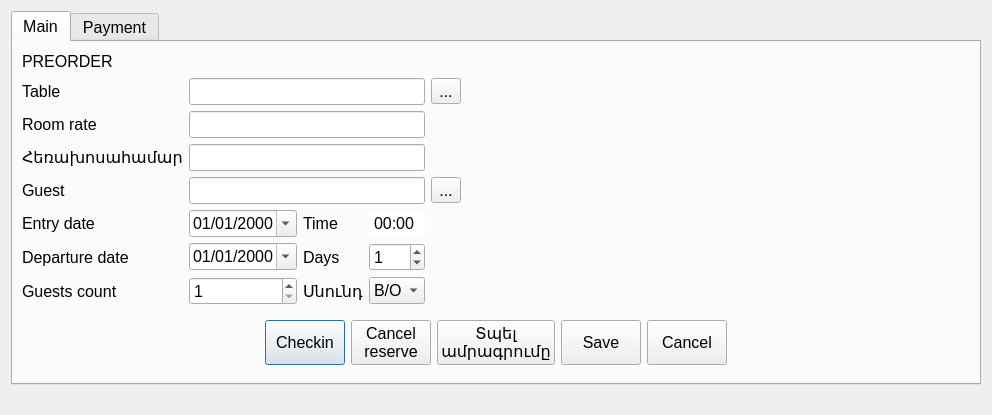
First picture: the form in Waiter/dlgpreorderw.ui, repository End1-1/Cafe5, before the edit.
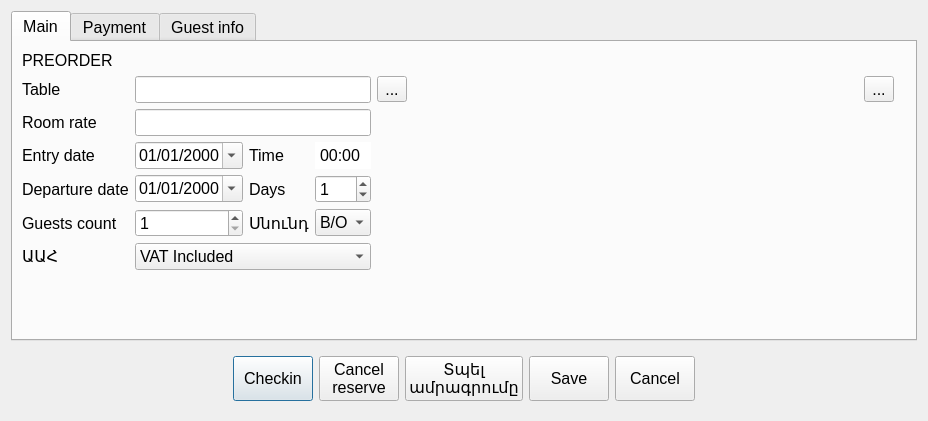
Second picture: the form after the edit. Icons and pictures are not drawn. Custom widgets are drawn as their Qt base class.

What changed in the file:
```diff
--- a/Waiter/dlgpreorderw.ui
+++ b/Waiter/dlgpreorderw.ui
@@ -6,8 +6,8 @@
    <rect>
     <x>0</x>
     <y>0</y>
-    <width>992</width>
-    <height>415</height>
+    <width>928</width>
+    <height>421</height>
    </rect>
   </property>
   <property name="font">
@@ -34,95 +34,42 @@
        <string>Main</string>
       </attribute>
       <layout class="QGridLayout" name="gridLayout_2">
-       <item row="2" column="1" colspan="3">
-        <widget class="C5LineEdit" name="leRoomRate">
+       <item row="2" column="0">
+        <widget class="QLabel" name="lbRoomRate">
          <property name="font">
           <font>
            <pointsize>12</pointsize>
           </font>
          </property>
-         <property name="type" stdset="0">
-          <number>1</number>
+         <property name="text">
+          <string>Room rate</string>
          </property>
         </widget>
        </item>
-       <item row="5" column="3">
-        <widget class="QTimeEdit" name="timeEdit">
-         <property name="sizePolicy">
-          <sizepolicy hsizetype="Minimum" vsizetype="Fixed">
-           <horstretch>0</horstretch>
-           <verstretch>0</verstretch>
-          </sizepolicy>
-         </property>
+       <item row="1" column="0">
+        <widget class="QLabel" name="lbTable">
          <property name="font">
           <font>
            <pointsize>12</pointsize>
           </font>
          </property>
-         <property name="styleSheet">
-          <string notr="true">QTimeEdit::up-arrow {width: 0;} QTimeEdit::up-button {width: 0;}QTimeEdit::down-button {width: 0;}</string>
-         </property>
-         <property name="displayFormat">
-          <string>HH:mm</string>
-         </property>
-         <property name="calendarPopup">
-          <bool>false</bool>
-         </property>
-         <property name="currentSectionIndex">
-          <number>0</number>
-         </property>
-        </widget>
-       </item>
-       <item row="8" column="2">
-        <widget class="QLabel" name="lbDays_2">
-         <property name="font">
-          <font>
-           <pointsize>12</pointsize>
-          </font>
-         </property>
          <property name="text">
-          <string>Սնունդ</string>
+          <string>Table</string>
          </property>
         </widget>
        </item>
-       <item row="6" column="3">
-        <widget class="QSpinBox" name="leDays">
-         <property name="sizePolicy">
-          <sizepolicy hsizetype="Minimum" vsizetype="Fixed">
-           <horstretch>0</horstretch>
-           <verstretch>0</verstretch>
-          </sizepolicy>
+       <item row="1" column="5">
+        <spacer name="horizontalSpacer_3">
+         <property name="orientation">
+          <enum>Qt::Horizontal</enum>
          </property>
-         <property name="font">
-          <font>
-           <pointsize>12</pointsize>
-          </font>
+         <property name="sizeHint" stdset="0">
+          <size>
+           <width>40</width>
+           <height>20</height>
+          </size>
          </property>
-         <property name="styleSheet">
-          <string notr="true"/>
-         </property>
-         <property name="showGroupSeparator" stdset="0">
-          <bool>false</bool>
-         </property>
-         <property name="suffix">
-          <string/>
-         </property>
-         <property name="prefix">
-          <string/>
-         </property>
-         <property name="minimum">
-          <number>0</number>
-         </property>
-         <property name="maximum">
-          <number>999</number>
-         </property>
-         <property name="value">
-          <number>1</number>
-         </property>
-         <property name="displayIntegerBase">
-          <number>10</number>
-         </property>
-        </widget>
+        </spacer>
        </item>
        <item row="1" column="1" colspan="3">
         <widget class="C5LineEdit" name="leTable">
@@ -136,19 +83,19 @@
          </property>
         </widget>
        </item>
-       <item row="1" column="0">
-        <widget class="QLabel" name="lbTable">
+       <item row="4" column="0">
+        <widget class="QLabel" name="lbCheckout">
          <property name="font">
           <font>
            <pointsize>12</pointsize>
           </font>
          </property>
          <property name="text">
-          <string>Table</string>
+          <string>Departure date</string>
          </property>
         </widget>
        </item>
-       <item row="5" column="0">
+       <item row="3" column="0">
         <widget class="QLabel" name="label">
          <property name="font">
           <font>
@@ -160,7 +107,46 @@
          </property>
         </widget>
        </item>
-       <item row="8" column="3">
+       <item row="4" column="3">
+        <widget class="QSpinBox" name="leDays">
+         <property name="sizePolicy">
+          <sizepolicy hsizetype="Minimum" vsizetype="Fixed">
+           <horstretch>0</horstretch>
+           <verstretch>0</verstretch>
+          </sizepolicy>
+         </property>
+         <property name="font">
+          <font>
+           <pointsize>12</pointsize>
+          </font>
+         </property>
+         <property name="styleSheet">
+          <string notr="true"/>
+         </property>
+         <property name="showGroupSeparator" stdset="0">
+          <bool>false</bool>
+         </property>
+         <property name="suffix">
+          <string/>
+         </property>
+         <property name="prefix">
+          <string/>
+         </property>
+         <property name="minimum">
+          <number>0</number>
+         </property>
+         <property name="maximum">
+          <number>999</number>
+         </property>
+         <property name="value">
+          <number>1</number>
+         </property>
+         <property name="displayIntegerBase">
+          <number>10</number>
+         </property>
+        </widget>
+       </item>
+       <item row="6" column="3">
         <widget class="QComboBox" name="cbMealPlan">
          <property name="font">
           <font>
@@ -189,7 +175,130 @@
          </item>
         </widget>
        </item>
-       <item row="8" column="0">
+       <item row="6" column="1">
+        <widget class="QSpinBox" name="leGuest">
+         <property name="sizePolicy">
+          <sizepolicy hsizetype="Minimum" vsizetype="Fixed">
+           <horstretch>0</horstretch>
+           <verstretch>0</verstretch>
+          </sizepolicy>
+         </property>
+         <property name="font">
+          <font>
+           <pointsize>12</pointsize>
+          </font>
+         </property>
+         <property name="styleSheet">
+          <string notr="true"/>
+         </property>
+         <property name="showGroupSeparator" stdset="0">
+          <bool>false</bool>
+         </property>
+         <property name="suffix">
+          <string/>
+         </property>
+         <property name="prefix">
+          <string/>
+         </property>
+         <property name="minimum">
+          <number>1</number>
+         </property>
+         <property name="maximum">
+          <number>999</number>
+         </property>
+         <property name="value">
+          <number>1</number>
+         </property>
+         <property name="displayIntegerBase">
+          <number>10</number>
+         </property>
+        </widget>
+       </item>
+       <item row="2" column="1" colspan="3">
+        <widget class="C5LineEdit" name="leRoomRate">
+         <property name="font">
+          <font>
+           <pointsize>12</pointsize>
+          </font>
+         </property>
+         <property name="type" stdset="0">
+          <number>1</number>
+         </property>
+        </widget>
+       </item>
+       <item row="4" column="1">
+        <widget class="QDateEdit" name="leDateCheckout">
+         <property name="sizePolicy">
+          <sizepolicy hsizetype="Minimum" vsizetype="Fixed">
+           <horstretch>0</horstretch>
+           <verstretch>0</verstretch>
+          </sizepolicy>
+         </property>
+         <property name="font">
+          <font>
+           <pointsize>12</pointsize>
+          </font>
+         </property>
+         <property name="styleSheet">
+          <string notr="true">QTimeEdit::up-arrow {width: 0;} QTimeEdit::up-button {width: 0;}QTimeEdit::down-button {width: 0;}</string>
+         </property>
+         <property name="displayFormat">
+          <string>dd/MM/yyyy</string>
+         </property>
+         <property name="calendarPopup">
+          <bool>true</bool>
+         </property>
+        </widget>
+       </item>
+       <item row="6" column="2">
+        <widget class="QLabel" name="lbDays_2">
+         <property name="font">
+          <font>
+           <pointsize>12</pointsize>
+          </font>
+         </property>
+         <property name="text">
+          <string>Սնունդ</string>
+         </property>
+        </widget>
+       </item>
+       <item row="3" column="2">
+        <widget class="QLabel" name="label_2">
+         <property name="font">
+          <font>
+           <pointsize>12</pointsize>
+          </font>
+         </property>
+         <property name="text">
+          <string>Time</string>
+         </property>
+        </widget>
+       </item>
+       <item row="3" column="1">
+        <widget class="QDateEdit" name="leDate">
+         <property name="sizePolicy">
+          <sizepolicy hsizetype="Minimum" vsizetype="Fixed">
+           <horstretch>0</horstretch>
+           <verstretch>0</verstretch>
+          </sizepolicy>
+         </property>
+         <property name="font">
+          <font>
+           <pointsize>12</pointsize>
+          </font>
+         </property>
+         <property name="styleSheet">
+          <string notr="true">QTimeEdit::up-arrow {width: 0;} QTimeEdit::up-button {width: 0;}QTimeEdit::down-button {width: 0;}</string>
+         </property>
+         <property name="displayFormat">
+          <string>dd/MM/yyyy</string>
+         </property>
+         <property name="calendarPopup">
+          <bool>true</bool>
+         </property>
+        </widget>
+       </item>
+       <item row="6" column="0">
         <widget class="QLabel" name="label_4">
          <property name="font">
           <font>
@@ -201,28 +310,6 @@
          </property>
         </widget>
        </item>
-       <item row="4" column="4">
-        <widget class="QToolButton" name="btnEditGuestname">
-         <property name="font">
-          <font>
-           <pointsize>12</pointsize>
-          </font>
-         </property>
-         <property name="text">
-          <string>...</string>
-         </property>
-         <property name="icon">
-          <iconset resource="../resources/res.qrc">
-           <normaloff>:/edit.png</normaloff>:/edit.png</iconset>
-         </property>
-         <property name="iconSize">
-          <size>
-           <width>16</width>
-           <height>16</height>
-          </size>
-         </property>
-        </widget>
-       </item>
        <item row="0" column="0" colspan="9">
         <widget class="QLabel" name="lbPreorder">
          <property name="font">
@@ -235,20 +322,8 @@
          </property>
         </widget>
        </item>
-       <item row="6" column="0">
-        <widget class="QLabel" name="lbCheckout">
-         <property name="font">
-          <font>
-           <pointsize>12</pointsize>
-          </font>
-         </property>
-         <property name="text">
-          <string>Departure date</string>
-         </property>
-        </widget>
-       </item>
-       <item row="8" column="1">
-        <widget class="QSpinBox" name="leGuest">
+       <item row="3" column="3">
+        <widget class="QTimeEdit" name="timeEdit">
          <property name="sizePolicy">
           <sizepolicy hsizetype="Minimum" vsizetype="Fixed">
            <horstretch>0</horstretch>
@@ -261,61 +336,16 @@
           </font>
          </property>
          <property name="styleSheet">
-          <string notr="true"/>
+          <string notr="true">QTimeEdit::up-arrow {width: 0;} QTimeEdit::up-button {width: 0;}QTimeEdit::down-button {width: 0;}</string>
          </property>
-         <property name="showGroupSeparator" stdset="0">
+         <property name="displayFormat">
+          <string>HH:mm</string>
+         </property>
+         <property name="calendarPopup">
           <bool>false</bool>
          </property>
-         <property name="suffix">
-          <string/>
-         </property>
-         <property name="prefix">
-          <string/>
-         </property>
-         <property name="minimum">
-          <number>1</number>
-         </property>
-         <property name="maximum">
-          <number>999</number>
-         </property>
-         <property name="value">
-          <number>1</number>
-         </property>
-         <property name="displayIntegerBase">
-          <number>10</number>
-         </property>
-        </widget>
-       </item>
-       <item row="5" column="2">
-        <widget class="QLabel" name="label_2">
-         <property name="font">
-          <font>
-           <pointsize>12</pointsize>
-          </font>
-         </property>
-         <property name="text">
-          <string>Time</string>
-         </property>
-        </widget>
-       </item>
-       <item row="4" column="0">
-        <widget class="QLabel" name="label_7">
-         <property name="font">
-          <font>
-           <pointsize>12</pointsize>
-          </font>
-         </property>
-         <property name="text">
-          <string>Guest</string>
-         </property>
-        </widget>
-       </item>
-       <item row="3" column="1" colspan="3">
-        <widget class="C5LineEdit" name="lePhone">
-         <property name="font">
-          <font>
-           <pointsize>12</pointsize>
-          </font>
+         <property name="currentSectionIndex">
+          <number>0</number>
          </property>
         </widget>
        </item>
@@ -341,200 +371,7 @@
          </property>
         </widget>
        </item>
-       <item row="9" column="0" colspan="10">
-        <widget class="QWidget" name="widget" native="true">
-         <property name="font">
-          <font>
-           <pointsize>12</pointsize>
-          </font>
-         </property>
-         <layout class="QHBoxLayout" name="horizontalLayout">
-          <item>
-           <spacer name="horizontalSpacer">
-            <property name="font">
-             <font>
-              <pointsize>12</pointsize>
-             </font>
-            </property>
-            <property name="orientation">
-             <enum>Qt::Horizontal</enum>
-            </property>
-            <property name="sizeHint" stdset="0">
-             <size>
-              <width>294</width>
-              <height>20</height>
-             </size>
-            </property>
-           </spacer>
-          </item>
-          <item>
-           <widget class="QPushButton" name="btnCheckin">
-            <property name="sizePolicy">
-             <sizepolicy hsizetype="Preferred" vsizetype="Preferred">
-              <horstretch>0</horstretch>
-              <verstretch>0</verstretch>
-             </sizepolicy>
-            </property>
-            <property name="minimumSize">
-             <size>
-              <width>0</width>
-              <height>0</height>
-             </size>
-            </property>
-            <property name="font">
-             <font>
-              <pointsize>12</pointsize>
-             </font>
-            </property>
-            <property name="text">
-             <string>Checkin</string>
-            </property>
-           </widget>
-          </item>
-          <item>
-           <widget class="QPushButton" name="btnCancelReserve">
-            <property name="sizePolicy">
-             <sizepolicy hsizetype="Preferred" vsizetype="Preferred">
-              <horstretch>0</horstretch>
-              <verstretch>0</verstretch>
-             </sizepolicy>
-            </property>
-            <property name="minimumSize">
-             <size>
-              <width>0</width>
-              <height>0</height>
-             </size>
-            </property>
-            <property name="font">
-             <font>
-              <pointsize>12</pointsize>
-             </font>
-            </property>
-            <property name="text">
-             <string>Cancel
-reserve</string>
-            </property>
-           </widget>
-          </item>
-          <item>
-           <widget class="QPushButton" name="btnPrintReservation">
-            <property name="sizePolicy">
-             <sizepolicy hsizetype="Preferred" vsizetype="Preferred">
-              <horstretch>0</horstretch>
-              <verstretch>0</verstretch>
-             </sizepolicy>
-            </property>
-            <property name="minimumSize">
-             <size>
-              <width>0</width>
-              <height>0</height>
-             </size>
-            </property>
-            <property name="font">
-             <font>
-              <pointsize>12</pointsize>
-             </font>
-            </property>
-            <property name="text">
-             <string>Տպել
-ամրագրումը</string>
-            </property>
-           </widget>
-          </item>
-          <item>
-           <widget class="QPushButton" name="btnOK">
-            <property name="sizePolicy">
-             <sizepolicy hsizetype="Minimum" vsizetype="Minimum">
-              <horstretch>0</horstretch>
-              <verstretch>0</verstretch>
-             </sizepolicy>
-            </property>
-            <property name="minimumSize">
-             <size>
-              <width>0</width>
-              <height>0</height>
-             </size>
-            </property>
-            <property name="font">
-             <font>
-              <pointsize>12</pointsize>
-             </font>
-            </property>
-            <property name="text">
-             <string>Save</string>
-            </property>
-           </widget>
-          </item>
-          <item>
-           <widget class="QPushButton" name="btnCancel">
-            <property name="sizePolicy">
-             <sizepolicy hsizetype="Minimum" vsizetype="Minimum">
-              <horstretch>0</horstretch>
-              <verstretch>0</verstretch>
-             </sizepolicy>
-            </property>
-            <property name="minimumSize">
-             <size>
-              <width>0</width>
-              <height>0</height>
-             </size>
-            </property>
-            <property name="font">
-             <font>
-              <pointsize>12</pointsize>
-             </font>
-            </property>
-            <property name="text">
-             <string>Cancel</string>
-            </property>
-           </widget>
-          </item>
-          <item>
-           <spacer name="horizontalSpacer_2">
-            <property name="font">
-             <font>
-              <pointsize>12</pointsize>
-             </font>
-            </property>
-            <property name="orientation">
-             <enum>Qt::Horizontal</enum>
-            </property>
-            <property name="sizeHint" stdset="0">
-             <size>
-              <width>293</width>
-              <height>20</height>
-             </size>
-            </property>
-           </spacer>
-          </item>
-         </layout>
-        </widget>
-       </item>
-       <item row="5" column="1">
-        <widget class="QDateEdit" name="leDate">
-         <property name="sizePolicy">
-          <sizepolicy hsizetype="Minimum" vsizetype="Fixed">
-           <horstretch>0</horstretch>
-           <verstretch>0</verstretch>
-          </sizepolicy>
-         </property>
-         <property name="font">
-          <font>
-           <pointsize>12</pointsize>
-          </font>
-         </property>
-         <property name="styleSheet">
-          <string notr="true">QTimeEdit::up-arrow {width: 0;} QTimeEdit::up-button {width: 0;}QTimeEdit::down-button {width: 0;}</string>
-         </property>
-         <property name="displayFormat">
-          <string>dd/MM/yyyy</string>
-         </property>
-         <property name="calendarPopup">
-          <bool>true</bool>
-         </property>
-        </widget>
-       </item>
-       <item row="6" column="2">
+       <item row="4" column="2">
         <widget class="QLabel" name="lbDays">
          <property name="font">
           <font>
@@ -546,73 +383,59 @@
          </property>
         </widget>
        </item>
-       <item row="3" column="0">
-        <widget class="QLabel" name="label_10">
+       <item row="7" column="0">
+        <widget class="QLabel" name="label_5">
          <property name="font">
           <font>
            <pointsize>12</pointsize>
           </font>
          </property>
          <property name="text">
-          <string>Հեռախոսահամար</string>
+          <string>ԱԱՀ</string>
          </property>
         </widget>
        </item>
-       <item row="2" column="0">
-        <widget class="QLabel" name="lbRoomRate">
+       <item row="7" column="1" colspan="3">
+        <widget class="QComboBox" name="cbVatMode">
          <property name="font">
           <font>
            <pointsize>12</pointsize>
           </font>
          </property>
-         <property name="text">
-          <string>Room rate</string>
-         </property>
+         <item>
+          <property name="text">
+           <string>VAT Included</string>
+          </property>
+         </item>
+         <item>
+          <property name="text">
+           <string>No VAT</string>
+          </property>
+         </item>
+         <item>
+          <property name="text">
+           <string>VAT not included</string>
+          </property>
+         </item>
         </widget>
        </item>
-       <item row="6" column="1">
-        <widget class="QDateEdit" name="leDateCheckout">
-         <property name="sizePolicy">
-          <sizepolicy hsizetype="Minimum" vsizetype="Fixed">
-           <horstretch>0</horstretch>
-           <verstretch>0</verstretch>
-          </sizepolicy>
-         </property>
-         <property name="font">
-          <font>
-           <pointsize>12</pointsize>
-          </font>
-         </property>
-         <property name="styleSheet">
-          <string notr="true">QTimeEdit::up-arrow {width: 0;} QTimeEdit::up-button {width: 0;}QTimeEdit::down-button {width: 0;}</string>
-         </property>
-         <property name="displayFormat">
-          <string>dd/MM/yyyy</string>
-         </property>
-         <property name="calendarPopup">
-          <bool>true</bool>
-         </property>
-        </widget>
-       </item>
-       <item row="1" column="5">
-        <spacer name="horizontalSpacer_3">
+       <item row="8" column="1">
+        <spacer name="verticalSpacer">
          <property name="orientation">
-          <enum>Qt::Horizontal</enum>
+          <enum>Qt::Vertical</enum>
          </property>
          <property name="sizeHint" stdset="0">
           <size>
-           <width>40</width>
-           <height>20</height>
+           <width>20</width>
+           <height>40</height>
           </size>
          </property>
         </spacer>
        </item>
-       <item row="4" column="1" colspan="3">
-        <widget class="C5LineEdit" name="leGuestName">
-         <property name="font">
-          <font>
-           <pointsize>12</pointsize>
-          </font>
+       <item row="1" column="6">
+        <widget class="QToolButton" name="btnCopyID">
+         <property name="text">
+          <string>...</string>
          </property>
         </widget>
        </item>
@@ -673,20 +496,302 @@
        </item>
       </layout>
      </widget>
+     <widget class="QWidget" name="tab_3">
+      <attribute name="title">
+       <string>Guest info</string>
+      </attribute>
+      <layout class="QGridLayout" name="gridLayout_3">
+       <item row="1" column="2">
+        <widget class="C5LineEdit" name="lePhone">
+         <property name="font">
+          <font>
+           <pointsize>12</pointsize>
+          </font>
+         </property>
+        </widget>
+       </item>
+       <item row="3" column="0">
+        <widget class="QLabel" name="label_12">
+         <property name="font">
+          <font>
+           <pointsize>12</pointsize>
+          </font>
+         </property>
+         <property name="text">
+          <string>Անձնագիր</string>
+         </property>
+        </widget>
+       </item>
+       <item row="0" column="3">
+        <widget class="QToolButton" name="btnEditGuestname">
+         <property name="font">
+          <font>
+           <pointsize>12</pointsize>
+          </font>
+         </property>
+         <property name="text">
+          <string>...</string>
+         </property>
+         <property name="icon">
+          <iconset resource="../resources/res.qrc">
+           <normaloff>:/edit.png</normaloff>:/edit.png</iconset>
+         </property>
+         <property name="iconSize">
+          <size>
+           <width>16</width>
+           <height>16</height>
+          </size>
+         </property>
+        </widget>
+       </item>
+       <item row="2" column="2">
+        <widget class="C5LineEdit" name="leEmail">
+         <property name="font">
+          <font>
+           <pointsize>12</pointsize>
+          </font>
+         </property>
+        </widget>
+       </item>
+       <item row="0" column="2">
+        <widget class="C5LineEdit" name="leGuestName">
+         <property name="font">
+          <font>
+           <pointsize>12</pointsize>
+          </font>
+         </property>
+        </widget>
+       </item>
+       <item row="0" column="0" colspan="2">
+        <widget class="QLabel" name="label_7">
+         <property name="font">
+          <font>
+           <pointsize>12</pointsize>
+          </font>
+         </property>
+         <property name="text">
+          <string>Guest</string>
+         </property>
+        </widget>
+       </item>
+       <item row="1" column="0">
+        <widget class="QLabel" name="label_10">
+         <property name="font">
+          <font>
+           <pointsize>12</pointsize>
+          </font>
+         </property>
+         <property name="text">
+          <string>Հեռախոսահամար</string>
+         </property>
+        </widget>
+       </item>
+       <item row="2" column="0">
+        <widget class="QLabel" name="label_11">
+         <property name="font">
+          <font>
+           <pointsize>12</pointsize>
+          </font>
+         </property>
+         <property name="text">
+          <string>Էլ․ փոսթ</string>
+         </property>
+        </widget>
+       </item>
+       <item row="4" column="1">
+        <spacer name="verticalSpacer_2">
+         <property name="orientation">
+          <enum>Qt::Vertical</enum>
+         </property>
+         <property name="sizeHint" stdset="0">
+          <size>
+           <width>20</width>
+           <height>40</height>
+          </size>
+         </property>
+        </spacer>
+       </item>
+       <item row="3" column="2">
+        <widget class="C5LineEdit" name="lePassport">
+         <property name="font">
+          <font>
+           <pointsize>12</pointsize>
+          </font>
+         </property>
+        </widget>
+       </item>
+      </layout>
+     </widget>
     </widget>
    </item>
    <item row="7" column="5">
-    <spacer name="verticalSpacer">
-     <property name="orientation">
-      <enum>Qt::Vertical</enum>
+    <widget class="QWidget" name="widget" native="true">
+     <property name="font">
+      <font>
+       <pointsize>12</pointsize>
+      </font>
      </property>
-     <property name="sizeHint" stdset="0">
-      <size>
-       <width>20</width>
-       <height>40</height>
-      </size>
-     </property>
-    </spacer>
+     <layout class="QHBoxLayout" name="horizontalLayout">
+      <item>
+       <spacer name="horizontalSpacer">
+        <property name="font">
+         <font>
+          <pointsize>12</pointsize>
+         </font>
+        </property>
+        <property name="orientation">
+         <enum>Qt::Horizontal</enum>
+        </property>
+        <property name="sizeHint" stdset="0">
+         <size>
+          <width>294</width>
+          <height>20</height>
+         </size>
+        </property>
+       </spacer>
+      </item>
+      <item>
+       <widget class="QPushButton" name="btnCheckin">
+        <property name="sizePolicy">
+         <sizepolicy hsizetype="Preferred" vsizetype="Preferred">
+          <horstretch>0</horstretch>
+          <verstretch>0</verstretch>
+         </sizepolicy>
+        </property>
+        <property name="minimumSize">
+         <size>
+          <width>0</width>
+          <height>0</height>
+         </size>
+        </property>
+        <property name="font">
+         <font>
+          <pointsize>12</pointsize>
+         </font>
+        </property>
+        <property name="text">
+         <string>Checkin</string>
+        </property>
+       </widget>
+      </item>
+      <item>
+       <widget class="QPushButton" name="btnCancelReserve">
+        <property name="sizePolicy">
+         <sizepolicy hsizetype="Preferred" vsizetype="Preferred">
+          <horstretch>0</horstretch>
+          <verstretch>0</verstretch>
+         </sizepolicy>
+        </property>
+        <property name="minimumSize">
+         <size>
+          <width>0</width>
+          <height>0</height>
+         </size>
+        </property>
+        <property name="font">
+         <font>
+          <pointsize>12</pointsize>
+         </font>
+        </property>
+        <property name="text">
+         <string>Cancel
+reserve</string>
+        </property>
+       </widget>
+      </item>
+      <item>
+       <widget class="QPushButton" name="btnPrintReservation">
+        <property name="sizePolicy">
+         <sizepolicy hsizetype="Preferred" vsizetype="Preferred">
+          <horstretch>0</horstretch>
+          <verstretch>0</verstretch>
+         </sizepolicy>
+        </property>
+        <property name="minimumSize">
+         <size>
+          <width>0</width>
+          <height>0</height>
+         </size>
+        </property>
+        <property name="font">
+         <font>
+          <pointsize>12</pointsize>
+         </font>
+        </property>
+        <property name="text">
+         <string>Տպել
+ամրագրումը</string>
+        </property>
+       </widget>
+      </item>
+      <item>
+       <widget class="QPushButton" name="btnOK">
+        <property name="sizePolicy">
+         <sizepolicy hsizetype="Minimum" vsizetype="Minimum">
+          <horstretch>0</horstretch>
+          <verstretch>0</verstretch>
+         </sizepolicy>
+        </property>
+        <property name="minimumSize">
+         <size>
+          <width>0</width>
+          <height>0</height>
+         </size>
+        </property>
+        <property name="font">
+         <font>
+          <pointsize>12</pointsize>
+         </font>
+        </property>
+        <property name="text">
+         <string>Save</string>
+        </property>
+       </widget>
+      </item>
+      <item>
+       <widget class="QPushButton" name="btnCancel">
+        <property name="sizePolicy">
+         <sizepolicy hsizetype="Minimum" vsizetype="Minimum">
+          <horstretch>0</horstretch>
+          <verstretch>0</verstretch>
+         </sizepolicy>
+        </property>
+        <property name="minimumSize">
+         <size>
+          <width>0</width>
+          <height>0</height>
+         </size>
+        </property>
+        <property name="font">
+         <font>
+          <pointsize>12</pointsize>
+         </font>
+        </property>
+        <property name="text">
+         <string>Cancel</string>
+        </property>
+       </widget>
+      </item>
+      <item>
+       <spacer name="horizontalSpacer_2">
+        <property name="font">
+         <font>
+          <pointsize>12</pointsize>
+         </font>
+        </property>
+        <property name="orientation">
+         <enum>Qt::Horizontal</enum>
+        </property>
+        <property name="sizeHint" stdset="0">
+         <size>
+          <width>293</width>
+          <height>20</height>
+         </size>
+        </property>
+       </spacer>
+      </item>
+     </layout>
+    </widget>
    </item>
   </layout>
  </widget>
```
Left out of the diff: 24 changed lines with no effect on the pictures.
